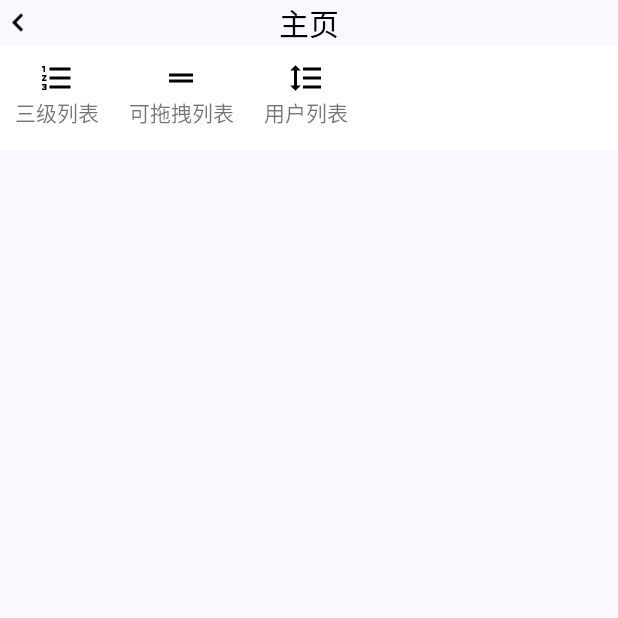
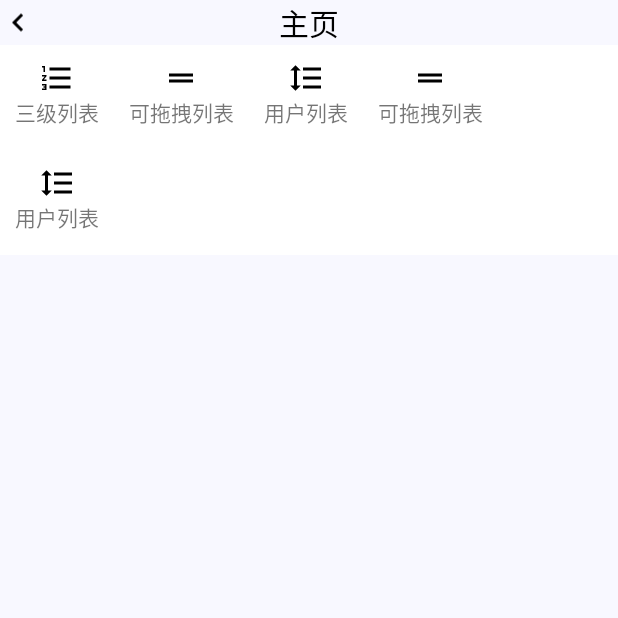
Before and after one commit to tall-talker/UIFrame, an Android app: the screen it shows after launch (MainActivity), on a phone screen of 412 x 824 dp, the top half of it. Run offline under Robolectric (Android 15) with nearby library versions, the phone set to English and light mode, and no system bars; our stand-ins replace ButterKnife.

Commit message:
1111111111111111

```diff
--- a/app/src/main/AndroidManifest.xml
+++ b/app/src/main/AndroidManifest.xml
@@ -88,6 +88,10 @@
             android:name=".activity.SectionNewActivity"
             android:launchMode="standard"
             android:theme="@style/AppTheme.NoActionBar" />
+
+        <activity android:name=".activity.IndexActivity"
+            android:launchMode="standard"
+            android:theme="@style/AppTheme.NoActionBar"/>
     </application>
 
 </manifest>
--- a/app/src/main/java/com/oridway/www/uiframe/activity/MainActivity.java
+++ b/app/src/main/java/com/oridway/www/uiframe/activity/MainActivity.java
@@ -31,6 +31,10 @@ public class MainActivity extends AppCompatActivity implements View.OnClickListe
     TextView btn2;
     @BindView(R.id.btn3)
     TextView btn3;
+    @BindView(R.id.btn4)
+    TextView btn4;
+    @BindView(R.id.btn5)
+    TextView btn5;
 
     private Context mContext;
 
@@ -64,6 +68,14 @@ public class MainActivity extends AppCompatActivity implements View.OnClickListe
     @Override
     public void onClick(View view) {
 
+        if (view.getId() == R.id.btn5) {
+            startActivity(new Intent(mContext, UserListActivity.class));
+        }
+
+        if (view.getId() == R.id.btn4) {
+            startActivity(new Intent(mContext, ReportListActivity.class));
+        }
+
         if (view.getId() == R.id.btn3) {
             startActivity(new Intent(mContext, UserListActivity.class));
         }
--- a/app/src/main/res/layout/activity_main.xml
+++ b/app/src/main/res/layout/activity_main.xml
@@ -38,6 +38,21 @@
             android:drawableTop="@drawable/ic_format_line_spacing_black_24dp"
             android:text="用户列表" />
 
+        <TextView
+            android:id="@+id/btn4"
+            android:layout_width="wrap_content"
+            android:layout_height="50dp"
+            android:layout_margin="10dp"
+            android:drawableTop="@drawable/ic_drag_handle_black_24dp"
+            android:text="可拖拽列表" />
+
+        <TextView
+            android:id="@+id/btn5"
+            android:layout_width="wrap_content"
+            android:layout_height="50dp"
+            android:layout_margin="10dp"
+            android:drawableTop="@drawable/ic_format_line_spacing_black_24dp"
+            android:text="用户列表" />
     </GridLayout>
 
 </LinearLayout>
```
Also changed, not shown: app/src/main/java/com/oridway/www/uiframe/activity/IndexActivity.java (added, +16 -0 lines), app/src/main/java/com/oridway/www/uiframe/utils/ListViewForScrollView.java (added, +26 -0 lines), app/src/main/res/drawable/ic_home_black_24dp.xml (added, +9 -0 lines), app/src/main/res/drawable/ic_message_black_24dp.xml (added, +9 -0 lines), app/src/main/res/drawable/ic_people_black_24dp.xml (added, +9 -0 lines), app/src/main/res/layout/activity_index.xml (added, +75 -0 lines).
